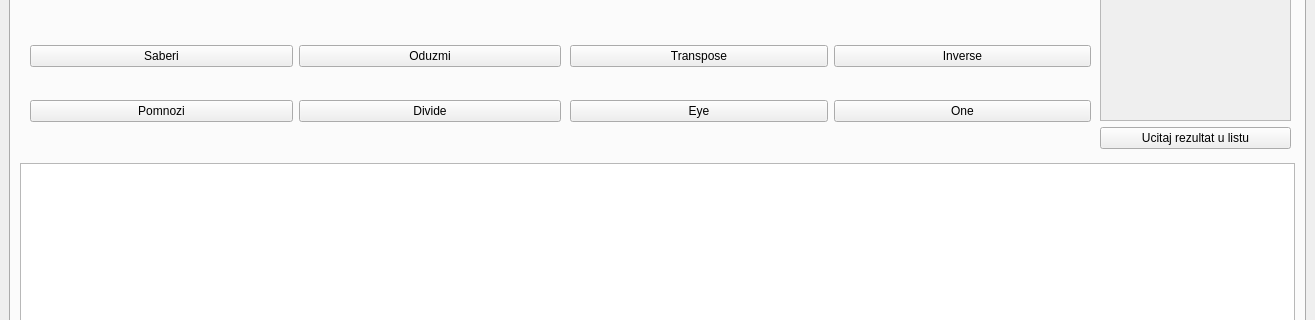
milalukic/matfHub, file matfHub/mainwindow.ui: the form before one commit; both pictures show x 0 to 1315 and y 273 to 593 of the 1315 by 845 pixel window.
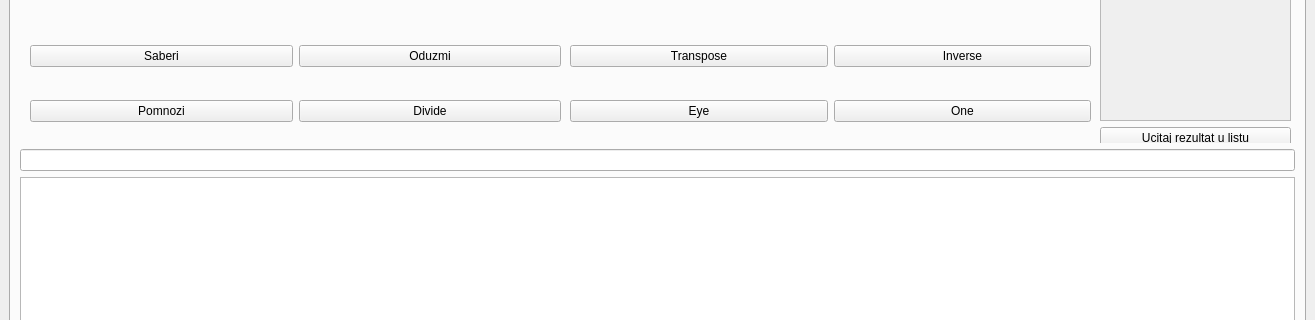
The form after the commit. Icons and pictures are not drawn.

```diff
--- a/matfHub/mainwindow.ui
+++ b/matfHub/mainwindow.ui
@@ -2684,6 +2684,9 @@
           </widget>
          </widget>
         </item>
+        <item>
+         <widget class="QLineEdit" name="leError"/>
+        </item>
         <item>
          <widget class="QTextBrowser" name="tbHistory"/>
         </item>
```
